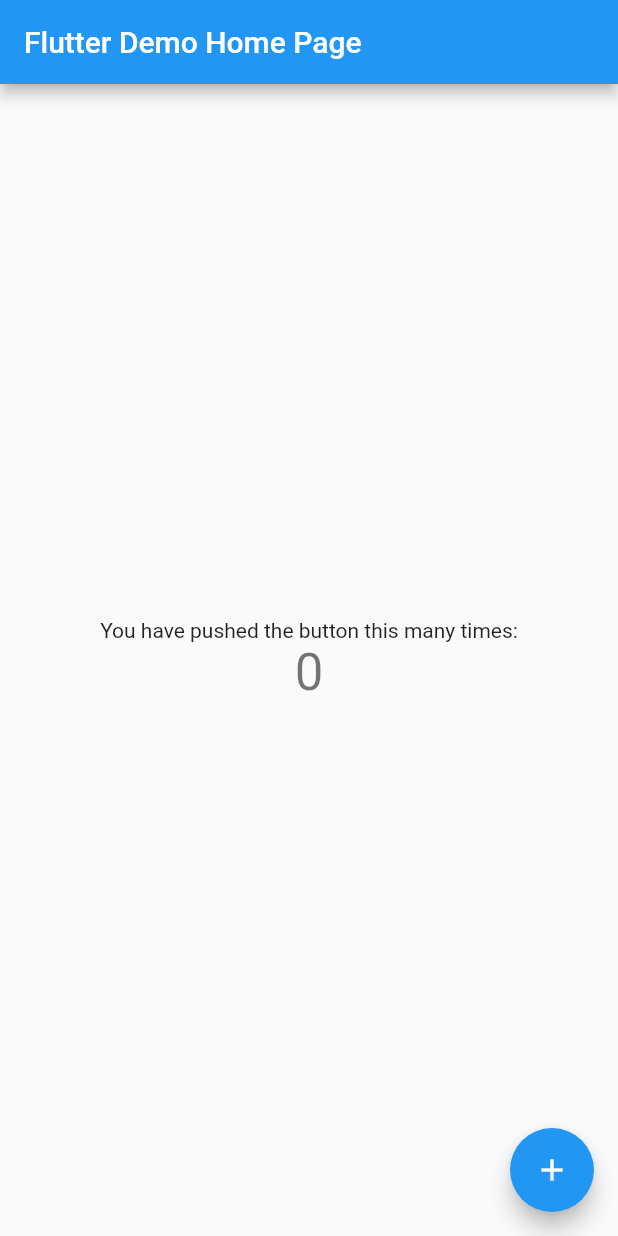
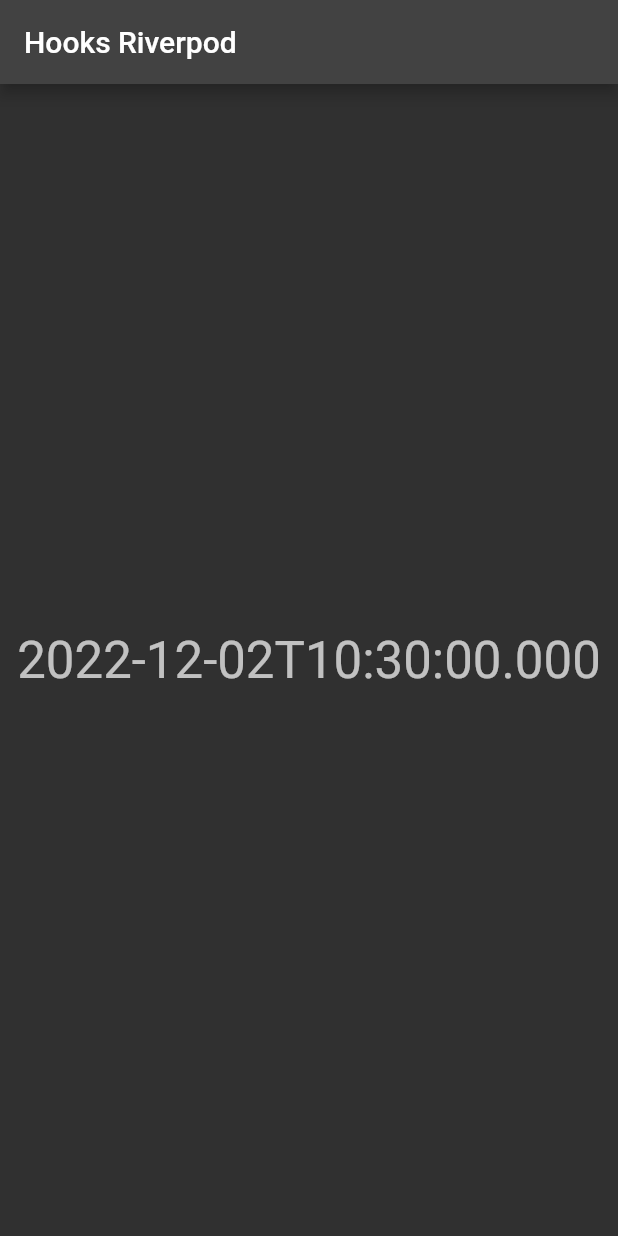
Before and after one commit to mmjsmohit/riverpod_example_1, a Flutter app: the screen it shows after launch, on a phone screen of 412 x 824 dp. Run offline on Flutter 3.47's test engine with Material 2 defaults, Android fonts, the phone set to English and light mode, and no system bars; our stand-ins replace hooks_riverpod.

Commit message:
Example 1 completed.

```diff
--- a/lib/main.dart
+++ b/lib/main.dart
@@ -1,115 +1,46 @@
 import 'package:flutter/material.dart';
+import 'package:hooks_riverpod/hooks_riverpod.dart';
 
 void main() {
-  runApp(const MyApp());
+  runApp(
+    const ProviderScope(
+      child: App(),
+    ),
+  );
 }
 
-class MyApp extends StatelessWidget {
-  const MyApp({super.key});
+class App extends StatelessWidget {
+  const App({super.key});
 
-  // This widget is the root of your application.
   @override
   Widget build(BuildContext context) {
     return MaterialApp(
-      title: 'Flutter Demo',
-      theme: ThemeData(
-        // This is the theme of your application.
-        //
-        // Try running your application with "flutter run". You'll see the
-        // application has a blue toolbar. Then, without quitting the app, try
-        // changing the primarySwatch below to Colors.green and then invoke
-        // "hot reload" (press "r" in the console where you ran "flutter run",
-        // or simply save your changes to "hot reload" in a Flutter IDE).
-        // Notice that the counter didn't reset back to zero; the application
-        // is not restarted.
-        primarySwatch: Colors.blue,
-      ),
-      home: const MyHomePage(title: 'Flutter Demo Home Page'),
+      debugShowCheckedModeBanner: false,
+      themeMode: ThemeMode.dark,
+      darkTheme: ThemeData.dark(),
+      home: const HomePage(),
     );
   }
 }
 
-class MyHomePage extends StatefulWidget {
-  const MyHomePage({super.key, required this.title});
+final currentDate = Provider<DateTime>((ref) => DateTime.now());
 
-  // This widget is the home page of your application. It is stateful, meaning
-  // that it has a State object (defined below) that contains fields that affect
-  // how it looks.
-
-  // This class is the configuration for the state. It holds the values (in this
-  // case the title) provided by the parent (in this case the App widget) and
-  // used by the build method of the State. Fields in a Widget subclass are
-  // always marked "final".
-
-  final String title;
+class HomePage extends ConsumerWidget {
+  const HomePage({super.key});
 
   @override
-  State<MyHomePage> createState() => _MyHomePageState();
-}
-
-class _MyHomePageState extends State<MyHomePage> {
-  int _counter = 0;
-
-  void _incrementCounter() {
-    setState(() {
-      // This call to setState tells the Flutter framework that something has
-      // changed in this State, which causes it to rerun the build method below
-      // so that the display can reflect the updated values. If we changed
-      // _counter without calling setState(), then the build method would not be
-      // called again, and so nothing would appear to happen.
-      _counter++;
-    });
-  }
-
-  @override
-  Widget build(BuildContext context) {
-    // This method is rerun every time setState is called, for instance as done
-    // by the _incrementCounter method above.
-    //
-    // The Flutter framework has been optimized to make rerunning build methods
-    // fast, so that you can just rebuild anything that needs updating rather
-    // than having to individually change instances of widgets.
+  Widget build(BuildContext context, WidgetRef ref) {
+    final date = ref.watch(currentDate);
     return Scaffold(
       appBar: AppBar(
-        // Here we take the value from the MyHomePage object that was created by
-        // the App.build method, and use it to set our appbar title.
-        title: Text(widget.title),
+        title: const Text("Hooks Riverpod"),
       ),
       body: Center(
-        // Center is a layout widget. It takes a single child and positions it
-        // in the middle of the parent.
-        child: Column(
-          // Column is also a layout widget. It takes a list of children and
-          // arranges them vertically. By default, it sizes itself to fit its
-          // children horizontally, and tries to be as tall as its parent.
-          //
-          // Invoke "debug painting" (press "p" in the console, choose the
-          // "Toggle Debug Paint" action from the Flutter Inspector in Android
-          // Studio, or the "Toggle Debug Paint" command in Visual Studio Code)
-          // to see the wireframe for each widget.
-          //
-          // Column has various properties to control how it sizes itself and
-          // how it positions its children. Here we use mainAxisAlignment to
-          // center the children vertically; the main axis here is the vertical
-          // axis because Columns are vertical (the cross axis would be
-          // horizontal).
-          mainAxisAlignment: MainAxisAlignment.center,
-          children: <Widget>[
-            const Text(
-              'You have pushed the button this many times:',
-            ),
-            Text(
-              '$_counter',
-              style: Theme.of(context).textTheme.headline4,
-            ),
-          ],
+        child: Text(
+          date.toIso8601String(),
+          style: Theme.of(context).textTheme.headline4,
         ),
       ),
-      floatingActionButton: FloatingActionButton(
-        onPressed: _incrementCounter,
-        tooltip: 'Increment',
-        child: const Icon(Icons.add),
-      ), // This trailing comma makes auto-formatting nicer for build methods.
     );
   }
 }
```
Also changed, not shown: 1 other file.
